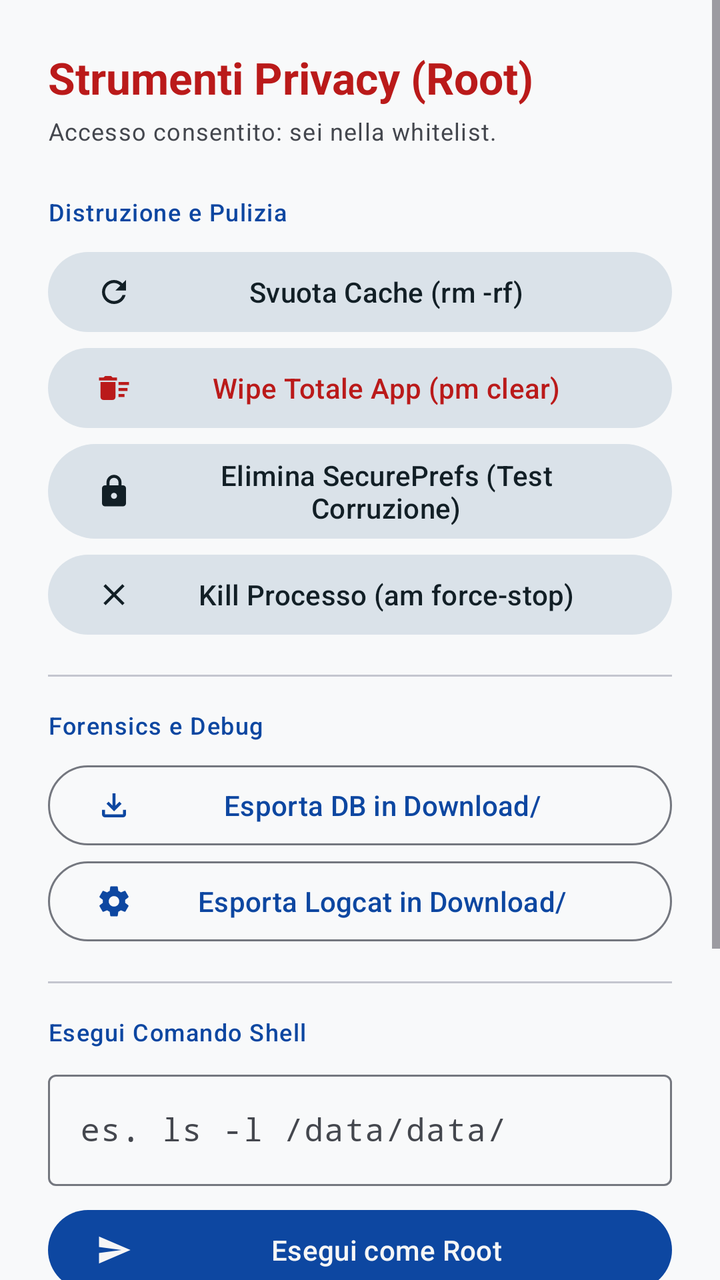
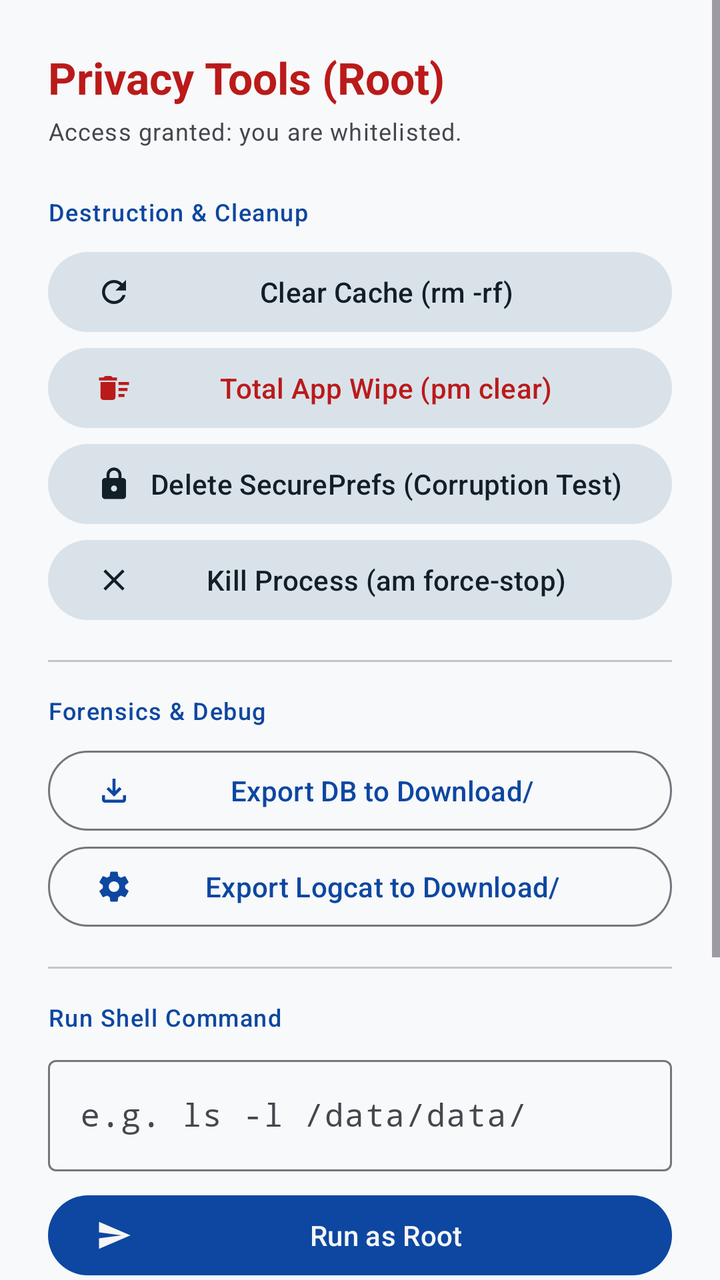

An Android layout rendered at two revisions. The XML below is the earlier revision; the diff shows what the commit changed to produce the second picture.
<!-- AndroidManifest.xml: application theme Theme.CryptionChat -->
<!-- res/layout/dialog_root_tools.xml -->
<?xml version="1.0" encoding="utf-8"?>

<ScrollView xmlns:android="http://schemas.android.com/apk/res/android"
    xmlns:app="http://schemas.android.com/apk/res-auto"
    android:layout_width="match_parent"
    android:layout_height="wrap_content">

    <LinearLayout
        android:layout_width="match_parent"
        android:layout_height="wrap_content"
        android:orientation="vertical"
        android:padding="24dp">

        <TextView
            android:layout_width="wrap_content"
            android:layout_height="wrap_content"
            android:text="Strumenti Privacy (Root)"
            android:textAppearance="?attr/textAppearanceTitleLarge"
            android:textColor="?attr/colorError"
            android:textStyle="bold"
            android:layout_marginBottom="4dp"/>

        <TextView
            android:layout_width="wrap_content"
            android:layout_height="wrap_content"
            android:text="Accesso consentito: sei nella whitelist."
            android:textAppearance="?attr/textAppearanceBodySmall"
            android:textColor="?attr/colorOnSurfaceVariant"
            android:layout_marginBottom="24dp"/>

        
        <TextView
            android:layout_width="wrap_content"
            android:layout_height="wrap_content"
            android:text="Distruzione e Pulizia"
            android:textAppearance="?attr/textAppearanceLabelMedium"
            android:textColor="?attr/colorPrimary"
            android:layout_marginBottom="8dp"/>

        <com.google.android.material.button.MaterialButton
            android:id="@+id/btn_root_clear_cache"
            style="@style/Widget.Material3.Button.TonalButton"
            android:layout_width="match_parent"
            android:layout_height="wrap_content"
            android:text="Svuota Cache (rm -rf)"
            app:icon="@drawable/ic_broom" />

        <com.google.android.material.button.MaterialButton
            android:id="@+id/btn_root_wipe_data"
            style="@style/Widget.Material3.Button.TonalButton"
            android:layout_width="match_parent"
            android:layout_height="wrap_content"
            android:text="Wipe Totale App (pm clear)"
            android:textColor="?attr/colorError"
            app:iconTint="?attr/colorError"
            app:icon="@drawable/ic_delete_sweep" />

        <com.google.android.material.button.MaterialButton
            android:id="@+id/btn_root_corrupt_keys"
            style="@style/Widget.Material3.Button.TonalButton"
            android:layout_width="match_parent"
            android:layout_height="wrap_content"
            android:text="Elimina SecurePrefs (Test Corruzione)"
            app:icon="@drawable/ic_lock" />

        <com.google.android.material.button.MaterialButton
            android:id="@+id/btn_root_force_stop"
            style="@style/Widget.Material3.Button.TonalButton"
            android:layout_width="match_parent"
            android:layout_height="wrap_content"
            android:text="Kill Processo (am force-stop)"
            app:icon="@drawable/ic_close" />

        <View
            android:layout_width="match_parent"
            android:layout_height="1dp"
            android:background="?attr/colorOutlineVariant"
            android:layout_marginVertical="16dp" />

        
        <TextView
            android:layout_width="wrap_content"
            android:layout_height="wrap_content"
            android:text="Forensics e Debug"
            android:textAppearance="?attr/textAppearanceLabelMedium"
            android:textColor="?attr/colorPrimary"
            android:layout_marginBottom="8dp"/>

        <com.google.android.material.button.MaterialButton
            android:id="@+id/btn_root_dump_db"
            style="@style/Widget.Material3.Button.OutlinedButton"
            android:layout_width="match_parent"
            android:layout_height="wrap_content"
            android:text="Esporta DB in Download/"
            app:icon="@drawable/ic_file_download" />

        <com.google.android.material.button.MaterialButton
            android:id="@+id/btn_root_dump_logs"
            style="@style/Widget.Material3.Button.OutlinedButton"
            android:layout_width="match_parent"
            android:layout_height="wrap_content"
            android:text="Esporta Logcat in Download/"
            app:icon="@drawable/ic_settings" />

        <View
            android:layout_width="match_parent"
            android:layout_height="1dp"
            android:background="?attr/colorOutlineVariant"
            android:layout_marginVertical="16dp" />

        
        <TextView
            android:layout_width="wrap_content"
            android:layout_height="wrap_content"
            android:text="Esegui Comando Shell"
            android:textAppearance="?attr/textAppearanceLabelMedium"
            android:textColor="?attr/colorPrimary"
            android:layout_marginBottom="8dp"/>

        <com.google.android.material.textfield.TextInputLayout
            style="@style/Widget.Material3.TextInputLayout.OutlinedBox"
            android:layout_width="match_parent"
            android:layout_height="wrap_content"
            android:hint="es. ls -l /data/data/">

            <com.google.android.material.textfield.TextInputEditText
                android:id="@+id/edit_custom_command"
                android:layout_width="match_parent"
                android:layout_height="wrap_content"
                android:fontFamily="monospace"
                android:inputType="text" />
        </com.google.android.material.textfield.TextInputLayout>

        <com.google.android.material.button.MaterialButton
            android:id="@+id/btn_run_custom_command"
            android:layout_width="match_parent"
            android:layout_height="wrap_content"
            android:layout_marginTop="8dp"
            android:text="Esegui come Root"
            app:icon="@drawable/ic_send" />

        
        <TextView
            android:layout_width="wrap_content"
            android:layout_height="wrap_content"
            android:text="Output Terminale:"
            android:layout_marginTop="16dp"
            android:textAppearance="?attr/textAppearanceLabelMedium"/>

        <com.google.android.material.card.MaterialCardView
            android:layout_width="match_parent"
            android:layout_height="150dp"
            android:layout_marginTop="8dp"
            app:cardBackgroundColor="#000000"
            app:strokeWidth="0dp">

            <ScrollView
                android:layout_width="match_parent"
                android:layout_height="match_parent">

                <TextView
                    android:id="@+id/text_terminal_output"
                    android:layout_width="match_parent"
                    android:layout_height="wrap_content"
                    android:padding="8dp"
                    android:textColor="#00FF00"
                    android:fontFamily="monospace"
                    android:textSize="12sp"
                    android:text="Ready..."/>
            </ScrollView>
        </com.google.android.material.card.MaterialCardView>

    </LinearLayout>
</ScrollView>
<!-- resources referenced by this layout -->
<resources>
  <!-- drawable ic_close (drawable) -->
  <vector xmlns:android="http://schemas.android.com/apk/res/android"
      android:width="24dp"
      android:height="24dp"
      android:viewportWidth="24"
      android:viewportHeight="24">
      <path
          android:fillColor="?attr/colorControlNormal"
          android:pathData="M19,6.41L17.59,5 12,10.59 6.41,5 5,6.41 10.59,12 5,17.59 6.41,19 12,13.41 17.59,19 19,17.59 13.41,12z"/>
  </vector>
  <!-- drawable ic_send (drawable) -->
  <vector xmlns:android="http://schemas.android.com/apk/res/android"
      android:width="24dp"
      android:height="24dp"
      android:viewportWidth="24"
      android:viewportHeight="24">
      <path
          android:fillColor="@android:color/white"
          android:pathData="M2.01,21L23,12 2.01,3 2,10l15,2 -15,2z"/>
  </vector>
  <color name="primary_light">#0D47A1</color>
  <color name="primary_container_light">#D4E3FF</color>
  <color name="on_primary_container_light">#001C3A</color>
  <color name="secondary_light">#546E7A</color>
  <color name="on_secondary_light">#FFFFFF</color>
  <color name="secondary_container_light">#DAE2E9</color>
  <color name="on_secondary_container_light">#121F26</color>
  <color name="tertiary_light">#455A64</color>
  <color name="on_tertiary_light">#FFFFFF</color>
  <color name="tertiary_container_light">#CFD8DC</color>
  <color name="error_light">#BA1A1A</color>
  <color name="on_error_light">#FFFFFF</color>
  <color name="error_container_light">#FFDAD6</color>
  <color name="on_error_container_light">#410002</color>
  <color name="background_light">#F8F9FA</color>
  <color name="on_background_light">#191C20</color>
  <color name="surface_light">#F8F9FA</color>
  <color name="on_surface_light">#191C20</color>
  <color name="surface_variant_light">#E0E2E5</color>
  <color name="on_surface_variant_light">#44474E</color>
  <color name="outline_light">#74777F</color>
  <color name="outline_variant_light">#C4C6CF</color>
  <color name="inverse_surface_light">#2F3033</color>
  <color name="inverse_on_surface_light">#F1F0F4</color>
  <color name="inverse_primary_light">#AEC6FF</color>
  <style name="Widget.App.NavigationView" parent="Widget.Material3.NavigationView">
          
          <item name="itemShapeInsetStart">12dp</item>
          <item name="itemShapeInsetEnd">12dp</item>
          
          <item name="itemShapeAppearanceOverlay">@style/ShapeAppearance.Material3.Corner.Full</item>
      </style>
  <style name="ActivityAnimation" parent="@android:style/Animation.Activity">
          <item name="android:activityOpenEnterAnimation">@anim/slide_in_right</item>
          <item name="android:activityOpenExitAnimation">@anim/slide_out_left</item>
          <item name="android:activityCloseEnterAnimation">@anim/slide_in_left</item>
          <item name="android:activityCloseExitAnimation">@anim/slide_out_right</item>
      </style>
  <!-- unchanged entries left out for length: 6 -->
</resources>

<!-- the commit's change to res/layout/dialog_root_tools.xml (unified diff, before → after) -->
@@ -14,7 +14,7 @@
         <TextView
             android:layout_width="wrap_content"
             android:layout_height="wrap_content"
-            android:text="Strumenti Privacy (Root)"
+            android:text="@string/root_tools_title"
             android:textAppearance="?attr/textAppearanceTitleLarge"
             android:textColor="?attr/colorError"
             android:textStyle="bold"
@@ -23,7 +23,7 @@
         <TextView
             android:layout_width="wrap_content"
             android:layout_height="wrap_content"
-            android:text="Accesso consentito: sei nella whitelist."
+            android:text="@string/root_tools_whitelist"
             android:textAppearance="?attr/textAppearanceBodySmall"
             android:textColor="?attr/colorOnSurfaceVariant"
             android:layout_marginBottom="24dp"/>
@@ -32,7 +32,7 @@
         <TextView
             android:layout_width="wrap_content"
             android:layout_height="wrap_content"
-            android:text="Distruzione e Pulizia"
+            android:text="@string/root_section_wipe"
             android:textAppearance="?attr/textAppearanceLabelMedium"
             android:textColor="?attr/colorPrimary"
             android:layout_marginBottom="8dp"/>
@@ -42,7 +42,7 @@
             style="@style/Widget.Material3.Button.TonalButton"
             android:layout_width="match_parent"
             android:layout_height="wrap_content"
-            android:text="Svuota Cache (rm -rf)"
+            android:text="@string/root_btn_clear_cache"
             app:icon="@drawable/ic_broom" />
 
         <com.google.android.material.button.MaterialButton
@@ -50,7 +50,7 @@
             style="@style/Widget.Material3.Button.TonalButton"
             android:layout_width="match_parent"
             android:layout_height="wrap_content"
-            android:text="Wipe Totale App (pm clear)"
+            android:text="@string/root_btn_pm_clear"
             android:textColor="?attr/colorError"
             app:iconTint="?attr/colorError"
             app:icon="@drawable/ic_delete_sweep" />
@@ -60,7 +60,7 @@
             style="@style/Widget.Material3.Button.TonalButton"
             android:layout_width="match_parent"
             android:layout_height="wrap_content"
-            android:text="Elimina SecurePrefs (Test Corruzione)"
+            android:text="@string/root_btn_del_prefs"
             app:icon="@drawable/ic_lock" />
 
         <com.google.android.material.button.MaterialButton
@@ -68,7 +68,7 @@
             style="@style/Widget.Material3.Button.TonalButton"
             android:layout_width="match_parent"
             android:layout_height="wrap_content"
-            android:text="Kill Processo (am force-stop)"
+            android:text="@string/root_btn_kill_proc"
             app:icon="@drawable/ic_close" />
 
         <View
@@ -81,7 +81,7 @@
         <TextView
             android:layout_width="wrap_content"
             android:layout_height="wrap_content"
-            android:text="Forensics e Debug"
+            android:text="@string/root_section_forensics"
             android:textAppearance="?attr/textAppearanceLabelMedium"
             android:textColor="?attr/colorPrimary"
             android:layout_marginBottom="8dp"/>
@@ -91,7 +91,7 @@
             style="@style/Widget.Material3.Button.OutlinedButton"
             android:layout_width="match_parent"
             android:layout_height="wrap_content"
-            android:text="Esporta DB in Download/"
+            android:text="@string/root_btn_export_db"
             app:icon="@drawable/ic_file_download" />
 
         <com.google.android.material.button.MaterialButton
@@ -99,7 +99,7 @@
             style="@style/Widget.Material3.Button.OutlinedButton"
             android:layout_width="match_parent"
             android:layout_height="wrap_content"
-            android:text="Esporta Logcat in Download/"
+            android:text="@string/root_btn_export_logcat"
             app:icon="@drawable/ic_settings" />
 
         <View
@@ -112,7 +112,7 @@
         <TextView
             android:layout_width="wrap_content"
             android:layout_height="wrap_content"
-            android:text="Esegui Comando Shell"
+            android:text="@string/root_section_shell"
             android:textAppearance="?attr/textAppearanceLabelMedium"
             android:textColor="?attr/colorPrimary"
             android:layout_marginBottom="8dp"/>
@@ -121,7 +121,7 @@
             style="@style/Widget.Material3.TextInputLayout.OutlinedBox"
             android:layout_width="match_parent"
             android:layout_height="wrap_content"
-            android:hint="es. ls -l /data/data/">
+            android:hint="@string/root_shell_hint">
 
             <com.google.android.material.textfield.TextInputEditText
                 android:id="@+id/edit_custom_command"
@@ -136,14 +136,14 @@
             android:layout_width="match_parent"
             android:layout_height="wrap_content"
             android:layout_marginTop="8dp"
-            android:text="Esegui come Root"
+            android:text="@string/root_btn_exec"
             app:icon="@drawable/ic_send" />
 
         
         <TextView
             android:layout_width="wrap_content"
             android:layout_height="wrap_content"
-            android:text="Output Terminale:"
+            android:text="@string/root_terminal_output"
             android:layout_marginTop="16dp"
             android:textAppearance="?attr/textAppearanceLabelMedium"/>
 
@@ -166,7 +166,7 @@
                     android:textColor="#00FF00"
                     android:fontFamily="monospace"
                     android:textSize="12sp"
-                    android:text="Ready..."/>
+                    android:text="@string/root_terminal_ready"/>
             </ScrollView>
         </com.google.android.material.card.MaterialCardView>
 
<!-- resource entries referenced after the edit -->
@@ -20,6 +20,21 @@
           android:fillColor="@android:color/white"
           android:pathData="M2.01,21L23,12 2.01,3 2,10l15,2 -15,2z"/>
   </vector>
+  <string name="root_btn_clear_cache">Clear Cache (rm -rf)</string>
+  <string name="root_btn_del_prefs">Delete SecurePrefs (Corruption Test)</string>
+  <string name="root_btn_exec">Run as Root</string>
+  <string name="root_btn_export_db">Export DB to Download/</string>
+  <string name="root_btn_export_logcat">Export Logcat to Download/</string>
+  <string name="root_btn_kill_proc">Kill Process (am force-stop)</string>
+  <string name="root_btn_pm_clear">Total App Wipe (pm clear)</string>
+  <string name="root_section_forensics">Forensics &amp; Debug</string>
+  <string name="root_section_shell">Run Shell Command</string>
+  <string name="root_section_wipe">Destruction &amp; Cleanup</string>
+  <string name="root_shell_hint">e.g. ls -l /data/data/</string>
+  <string name="root_terminal_output">Terminal Output:</string>
+  <string name="root_terminal_ready">Ready...</string>
+  <string name="root_tools_title">Privacy Tools (Root)</string>
+  <string name="root_tools_whitelist">Access granted: you are whitelisted.</string>
   <color name="primary_light">#0D47A1</color>
   <color name="primary_container_light">#D4E3FF</color>
   <color name="on_primary_container_light">#001C3A</color>
